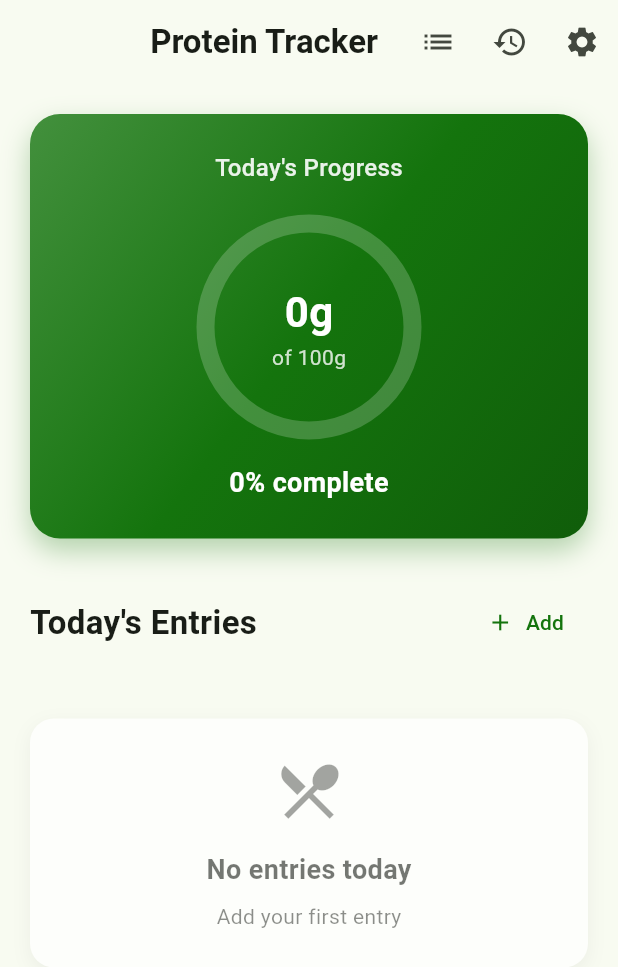
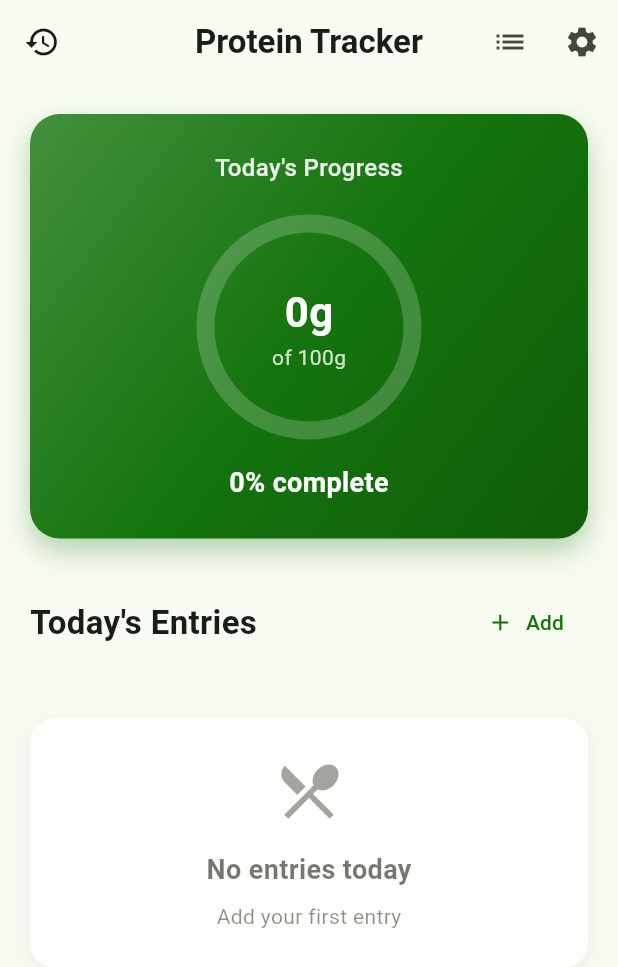
Before and after one commit to momo5502/protein-tracker, a Flutter app: the screen it shows after launch, on a phone screen of 412 x 824 dp. Shown: the top 967 px of the screen. Run offline on Flutter 3.47's test engine with Material 3 defaults, Android fonts, the light colour scheme and no system bars; our stand-ins replace flutter_colorpicker, shared_preferences; Roboto replaces fonts that are missing (SF Pro Display).

Commit message:
Button links

```diff
--- a/lib/main.dart
+++ b/lib/main.dart
@@ -559,19 +559,19 @@ class _HomePageState extends State<HomePage> with TickerProviderStateMixin {
           style: const TextStyle(fontWeight: FontWeight.w600),
         ),
         backgroundColor: Colors.transparent,
+        leading: IconButton(
+          icon: const Icon(Icons.history),
+          onPressed: () {
+            HapticFeedback.mediumImpact();
+            _showHistory();
+          },
+        ),
         actions: [
           IconButton(
             icon: const Icon(Icons.list),
             onPressed: () {
               HapticFeedback.mediumImpact();
               _showRecipeList();
-            },
-          ),
-          IconButton(
-            icon: const Icon(Icons.history),
-            onPressed: () {
-              HapticFeedback.mediumImpact();
-              _showHistory();
             },
           ),
           IconButton(
```
